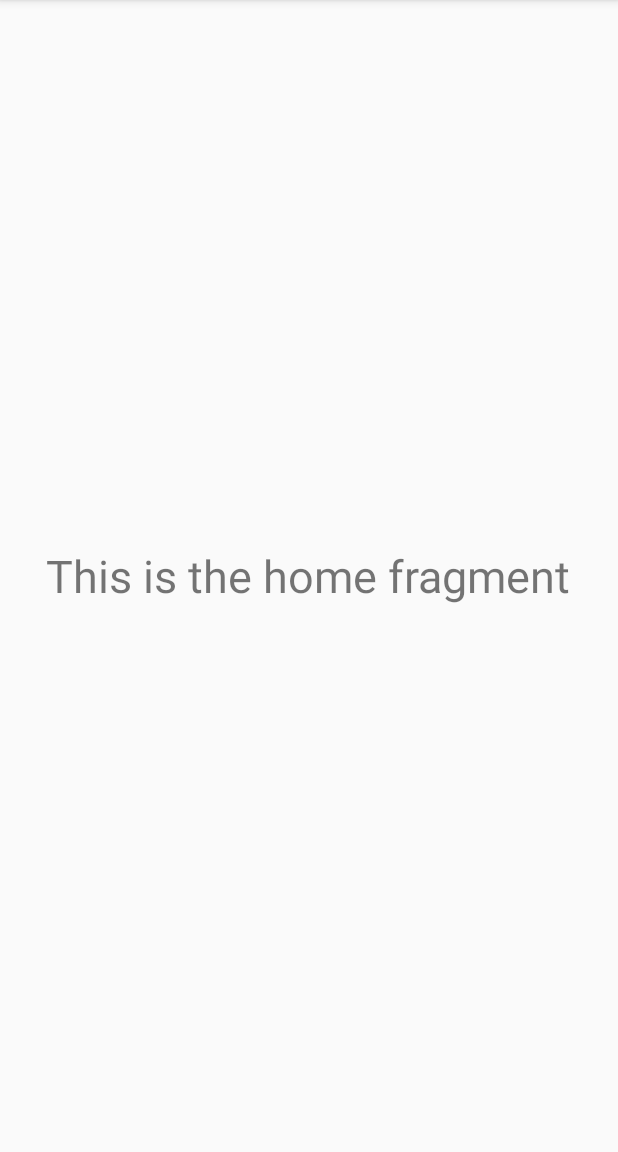
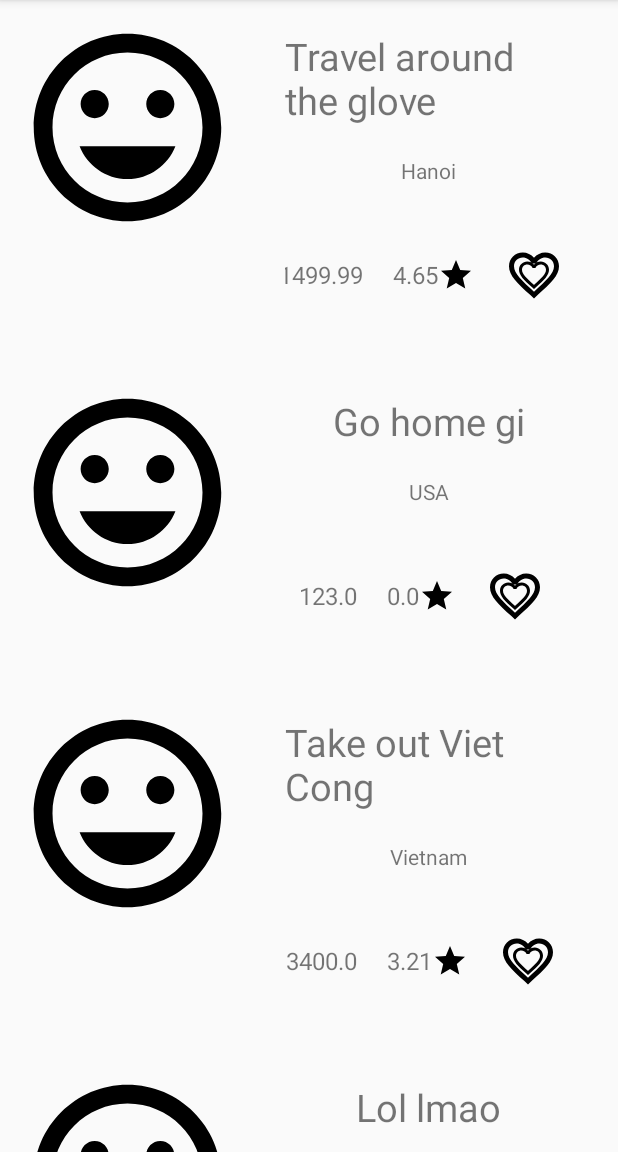
Before and after one commit to Shazud/travel-journal, an Android app: the screen it shows after launch (MainActivity), on a phone screen of 412 x 824 dp, the part 84-1236 px from its top. Run offline under Robolectric (Android 15) with nearby library versions, the phone set to English and light mode, and no system bars.

Commit message:
recyicler view done

```diff
--- a/app/src/main/java/com/ddp/tj/fragment/HomeFragment.java
+++ b/app/src/main/java/com/ddp/tj/fragment/HomeFragment.java
@@ -1,5 +1,6 @@
 package com.ddp.tj.fragment;
 
+import android.graphics.Bitmap;
 import android.os.Bundle;
 import android.view.LayoutInflater;
 import android.view.View;
@@ -8,13 +9,48 @@ import android.view.ViewGroup;
 import androidx.annotation.NonNull;
 import androidx.annotation.Nullable;
 import androidx.fragment.app.Fragment;
+import androidx.recyclerview.widget.LinearLayoutManager;
+import androidx.recyclerview.widget.RecyclerView;
 
 import com.ddp.tj.R;
+import com.ddp.tj.trip.Trip;
+import com.ddp.tj.trip.TripAdapter;
+
+import java.util.ArrayList;
 
 public class HomeFragment extends Fragment {
+    private ArrayList<Trip> data;
+    private RecyclerView recyclerView;
+    private RecyclerView.LayoutManager layoutManager;
+    private RecyclerView.Adapter dataAdapter;
     @Nullable
     @Override
     public View onCreateView(@NonNull LayoutInflater inflater, @Nullable ViewGroup container, @Nullable Bundle savedInstanceState) {
-        return inflater.inflate(R.layout.fragment_home, container, false);
+        View view = inflater.inflate(R.layout.fragment_home, container, false);
+
+        //Set up recycler view
+        this.data = readData();
+        recyclerView = (RecyclerView) view.findViewById(R.id.home_recycler_view);
+        recyclerView.setHasFixedSize(true);
+        layoutManager = new LinearLayoutManager(view.getContext());
+        recyclerView.setLayoutManager(layoutManager);
+        dataAdapter = new TripAdapter(data);
+        recyclerView.setAdapter(dataAdapter);
+
+        return view;
+    }
+
+    private ArrayList<Trip> readData() {
+        ArrayList<Trip> data = new ArrayList<>();
+        //TODO: implement local storage
+        data.add(new Trip("Travel around the glove", "Hanoi", null, 1499.99, 4.65, false));
+        data.add(new Trip("Go home gi", "USA", null, 123, 0, false));
+        data.add(new Trip("Take out Viet Cong", "Vietnam", null, 3400, 3.21, false));
+        data.add(new Trip("Lol lmao", "Hanoi", null, 1499.99, 2.5, false));
+        data.add(new Trip("Soaskdokasd", "aksdoaskdokaoskd", null, 1499.99, 3, false));
+        data.add(new Trip("Sad lamba", "Hugga Bugga", null, 1499.99, 4.5, false));
+        data.add(new Trip("Go to the moon", "Moon moon", null, 2000000, 4, true));
+        data.add(new Trip("Go to mars", "Planet Mars", null, 1000000000, 5, true));
+        return data;
     }
 }
--- a/app/src/main/java/com/ddp/tj/trip/Trip.java
+++ b/app/src/main/java/com/ddp/tj/trip/Trip.java
@@ -3,15 +3,15 @@ package com.ddp.tj.trip;
 import android.graphics.Bitmap;
 
 public class Trip {
-    private String name;
+    private String title;
     private String destination;
     private Bitmap picture;
-    private double price;
-    private double rating;
+    private Double price;
+    private Double rating;
     private boolean favorite;
 
     public Trip(String name, String destination, Bitmap picture, double price, double rating, boolean favorite) {
-        this.name = name;
+        this.title = name;
         this.destination = destination;
         this.picture = picture;
         this.price = price;
@@ -19,12 +19,12 @@ public class Trip {
         this.favorite = favorite;
     }
 
-    public String getName() {
-        return name;
+    public String getTitle() {
+        return title;
     }
 
-    public void setName(String name) {
-        this.name = name;
+    public void setTitle(String title) {
+        this.title = title;
     }
 
     public String getDestination() {
@@ -43,7 +43,7 @@ public class Trip {
         this.picture = picture;
     }
 
-    public double getPrice() {
+    public Double getPrice() {
         return price;
     }
 
@@ -51,7 +51,7 @@ public class Trip {
         this.price = price;
     }
 
-    public double getRating() {
+    public Double getRating() {
         return rating;
     }
 
--- a/app/src/main/java/com/ddp/tj/trip/TripAdapter.java
+++ b/app/src/main/java/com/ddp/tj/trip/TripAdapter.java
@@ -1,10 +1,16 @@
 package com.ddp.tj.trip;
 
+import android.view.LayoutInflater;
 import android.view.View;
 import android.view.ViewGroup;
+import android.widget.ImageButton;
+import android.widget.ImageView;
+import android.widget.TextView;
 
 import androidx.annotation.NonNull;
 import androidx.recyclerview.widget.RecyclerView;
+
+import com.ddp.tj.R;
 
 import java.util.ArrayList;
 
@@ -12,26 +18,81 @@ public class TripAdapter extends RecyclerView.Adapter<TripAdapter.TripViewHolder
     private ArrayList<Trip> data;
     private ArrayList<Trip> dataAll;
 
+    public TripAdapter(ArrayList<Trip> data){
+        this.data = data;
+        this.dataAll = new ArrayList<Trip>();
+        this.dataAll.addAll(data);
+    }
+
     @NonNull
     @Override
     public TripViewHolder onCreateViewHolder(@NonNull ViewGroup parent, int viewType) {
-        return null;
+        View v = LayoutInflater.from(parent.getContext()).inflate(R.layout.layout_trip, parent, false);
+        TripViewHolder vh = new TripViewHolder(v);
+        return vh;
     }
 
     @Override
     public void onBindViewHolder(@NonNull TripViewHolder holder, int position) {
+        holder.getTitle().setText(data.get(position).getTitle());
+        holder.getDestination().setText(data.get(position).getDestination());
+        if(data.get(position).isFavorite()) {
+            holder.getFavorite().setBackgroundResource(R.drawable.ic_favorite_black_24dp);
+        }
+        else{
+            holder.getFavorite().setBackgroundResource(R.drawable.ic_favorite_border_black_24dp);
+        }
+        //holder.getImage().setBackgroundResource(R.drawable.ic_insert_emoticon_black_24dp);
+        holder.getPrice().setText(data.get(position).getPrice().toString());
+        holder.getRating().setText(data.get(position).getRating().toString());
 
     }
 
     @Override
     public int getItemCount() {
-        return 0;
+        return data.size();
     }
 
     public static class TripViewHolder extends RecyclerView.ViewHolder {
-
+        private TextView title;
+        private TextView destination;
+        private TextView price;
+        private TextView rating;
+        private ImageButton favorite;
+        private ImageView image;
         public TripViewHolder(@NonNull View itemView) {
             super(itemView);
+            this.title = itemView.findViewById(R.id.trip_title);
+            this.destination = itemView.findViewById(R.id.trip_destination);
+            this.price = itemView.findViewById(R.id.trip_price);
+            this.rating = itemView.findViewById(R.id.trip_rating);
+            this.favorite = itemView.findViewById(R.id.trip_favorite);
+            this.image = itemView.findViewById(R.id.image);
+
+        }
+
+        public TextView getTitle() {
+            return title;
+        }
+
+        public TextView getDestination() {
+            return destination;
+        }
+
+        public TextView getPrice() {
+            return price;
+        }
+
+        public TextView getRating() {
+            return rating;
+        }
+
+        public ImageButton getFavorite() {
+            return favorite;
+        }
+
+        public ImageView getImage() {
+            return image;
         }
     }
 }
--- /dev/null
+++ b/app/src/main/res/drawable/ic_favorite_black_24dp.xml
@@ -0,0 +1,9 @@
+<vector xmlns:android="http://schemas.android.com/apk/res/android"
+        android:width="24dp"
+        android:height="24dp"
+        android:viewportWidth="24.0"
+        android:viewportHeight="24.0">
+    <path
+        android:fillColor="#FF000000"
+        android:pathData="M12,21.35l-1.45,-1.32C5.4,15.36 2,12.28 2,8.5 2,5.42 4.42,3 7.5,3c1.74,0 3.41,0.81 4.5,2.09C13.09,3.81 14.76,3 16.5,3 19.58,3 22,5.42 22,8.5c0,3.78 -3.4,6.86 -8.55,11.54L12,21.35z"/>
+</vector>
--- /dev/null
+++ b/app/src/main/res/drawable/ic_favorite_border_black_24dp.xml
@@ -0,0 +1,9 @@
+<vector xmlns:android="http://schemas.android.com/apk/res/android"
+        android:width="24dp"
+        android:height="24dp"
+        android:viewportWidth="24.0"
+        android:viewportHeight="24.0">
+    <path
+        android:fillColor="#FF000000"
+        android:pathData="M16.5,3c-1.74,0 -3.41,0.81 -4.5,2.09C10.91,3.81 9.24,3 7.5,3 4.42,3 2,5.42 2,8.5c0,3.78 3.4,6.86 8.55,11.54L12,21.35l1.45,-1.32C18.6,15.36 22,12.28 22,8.5 22,5.42 19.58,3 16.5,3zM12.1,18.55l-0.1,0.1 -0.1,-0.1C7.14,14.24 4,11.39 4,8.5 4,6.5 5.5,5 7.5,5c1.54,0 3.04,0.99 3.57,2.36h1.87C13.46,5.99 14.96,5 16.5,5c2,0 3.5,1.5 3.5,3.5 0,2.89 -3.14,5.74 -7.9,10.05z"/>
+</vector>
--- /dev/null
+++ b/app/src/main/res/drawable/ic_star_black_24dp.xml
@@ -0,0 +1,9 @@
+<vector xmlns:android="http://schemas.android.com/apk/res/android"
+        android:width="24dp"
+        android:height="24dp"
+        android:viewportWidth="24.0"
+        android:viewportHeight="24.0">
+    <path
+        android:fillColor="#FF000000"
+        android:pathData="M12,17.27L18.18,21l-1.64,-7.03L22,9.24l-7.19,-0.61L12,2 9.19,8.63 2,9.24l5.46,4.73L5.82,21z"/>
+</vector>
--- /dev/null
+++ b/app/src/main/res/drawable/ic_stars_black_24dp.xml
@@ -0,0 +1,9 @@
+<vector xmlns:android="http://schemas.android.com/apk/res/android"
+        android:width="24dp"
+        android:height="24dp"
+        android:viewportWidth="24.0"
+        android:viewportHeight="24.0">
+    <path
+        android:fillColor="#FF000000"
+        android:pathData="M11.99,2C6.47,2 2,6.48 2,12s4.47,10 9.99,10C17.52,22 22,17.52 22,12S17.52,2 11.99,2zM16.23,18L12,15.45 7.77,18l1.12,-4.81 -3.73,-3.23 4.92,-0.42L12,5l1.92,4.53 4.92,0.42 -3.73,3.23L16.23,18z"/>
+</vector>
--- a/app/src/main/res/layout/fragment_home.xml
+++ b/app/src/main/res/layout/fragment_home.xml
@@ -2,10 +2,11 @@
 <RelativeLayout
     xmlns:android="http://schemas.android.com/apk/res/android" android:layout_width="match_parent"
     android:layout_height="match_parent">
-    <TextView
-        android:layout_width="wrap_content"
-        android:layout_height="wrap_content"
-        android:textSize="30sp"
-        android:layout_centerInParent="true"
-        android:text="This is the home fragment"/>
+    <androidx.recyclerview.widget.RecyclerView
+        android:id="@+id/home_recycler_view"
+        android:layout_width="match_parent"
+        android:layout_height="match_parent"/>
+
+
+
 </RelativeLayout>
--- /dev/null
+++ b/app/src/main/res/layout/layout_trip.xml
@@ -0,0 +1,82 @@
+<?xml version="1.0" encoding="utf-8"?>
+<LinearLayout xmlns:android="http://schemas.android.com/apk/res/android"
+    android:layout_width="match_parent"
+    android:layout_height="wrap_content"
+    android:orientation="horizontal"
+    android:padding="10dp"
+    >
+    <ImageView
+        android:layout_width="150dp"
+        android:layout_height="150dp"
+        android:src="@drawable/ic_insert_emoticon_black_24dp"/>
+    <LinearLayout
+        android:layout_width="match_parent"
+        android:layout_height="wrap_content"
+        android:layout_gravity="center"
+        android:padding="10dp"
+        android:orientation="vertical"
+        android:layout_marginStart="20dp"
+        android:layout_marginEnd="10dp"
+        >
+        <TextView
+            android:id="@+id/trip_title"
+            android:layout_width="wrap_content"
+            android:layout_height="wrap_content"
+            android:text="Sample title"
+            android:layout_gravity="center_horizontal"
+            android:textSize="25sp"
+            />
+        <TextView
+            android:id="@+id/trip_destination"
+            android:layout_width="wrap_content"
+            android:layout_height="wrap_content"
+            android:text="Sample Destination"
+            android:paddingTop="20dp"
+            android:textSize="14sp"
+            android:layout_gravity="center"
+            />
+        <LinearLayout
+            android:layout_width="match_parent"
+            android:layout_height="wrap_content"
+            android:layout_marginTop="20dp"
+            android:orientation="horizontal"
+            android:gravity="center"
+            >
+            <TextView
+                android:id="@+id/trip_price"
+                android:layout_width="wrap_content"
+                android:layout_height="wrap_content"
+                android:text="1234 $"
+                android:textSize="16sp"
+                android:layout_margin="10dp"
+                android:layout_gravity="start|center_vertical"
+                />
+            <TextView
+                android:id="@+id/trip_rating"
+                android:layout_width="wrap_content"
+                android:layout_height="wrap_content"
+                android:layout_marginStart="10dp"
+                android:textSize="16sp"
+                android:text="4.5"
+                android:layout_gravity="center_vertical|center_horizontal"
+                />
+            <ImageView
+                android:layout_width="wrap_content"
+                android:layout_height="wrap_content"
+                android:src="@drawable/ic_star_black_24dp"
+                android:layout_gravity="center_horizontal|center_vertical"
+                />
+            <ImageButton
+                android:id="@+id/trip_favorite"
+                android:layout_margin="20dp"
+                android:layout_width="40dp"
+                android:layout_height="40dp"
+                android:src="@drawable/ic_favorite_border_black_24dp"
+                android:clickable="true"
+                android:focusable="true"
+                android:background="#ffffff"
+                android:layout_gravity="end|center_vertical"
+                />
+        </LinearLayout>
+    </LinearLayout>
+</LinearLayout>
```
